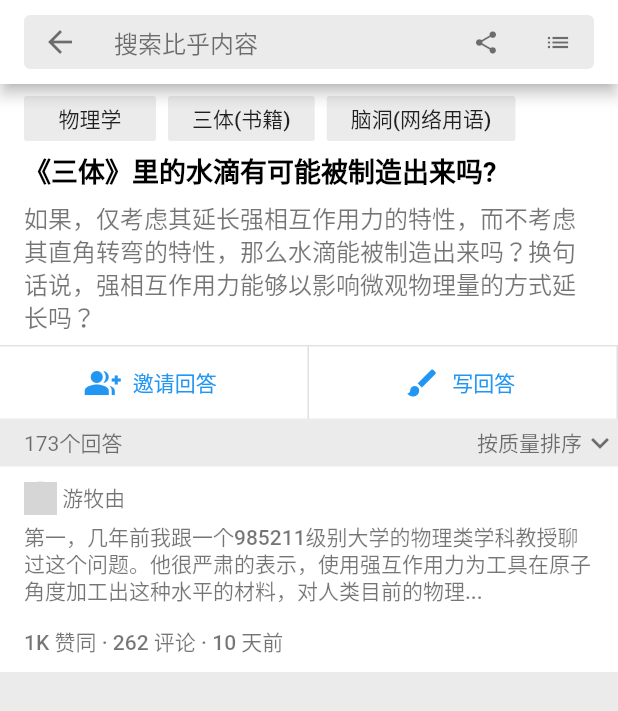
After one commit to lsqboy/flutter_zhihu_ui, a Flutter app: the screen it shows after launch, tab 3 chosen, after a tap on "03", on a phone screen of 412 x 824 dp. The commit adds this screen. Shown: the top 711 px of the screen. Run offline on Flutter 3.47's test engine with Material 2 defaults, Android fonts, the phone set to English and light mode, and no system bars; network calls fail; grey boxes are pictures that could not be loaded.

Commit message:
回答页面。问题页面

```diff
--- /dev/null
+++ b/lib/home/detail/question_page.dart
@@ -0,0 +1,202 @@
+import 'package:flutter/material.dart';
+import 'package:flutter_zhifu_ui/global_config.dart';
+import 'reply_page.dart';
+
+class QuestionPage extends StatefulWidget {
+  @override
+  QuestionPageState createState() => new QuestionPageState();
+
+}
+
+class QuestionPageState extends State<QuestionPage> {
+
+  @override
+  Widget build(BuildContext context) {
+    return new MaterialApp(
+      theme: GlobalConfig.themeData,
+      home: new Scaffold(
+        appBar: new AppBar(
+            title: Common.searchInput(context)
+        ),
+        body: new SingleChildScrollView(
+          child: new Column(
+            children: <Widget>[
+              new Container(
+                child: new Row(
+                  children: <Widget>[
+                    new Container(
+                      child: new FlatButton(onPressed: (){}, child: new Text("物理学"), color: GlobalConfig.searchBackgroundColor),
+                      height: 30.0,
+                      margin: const EdgeInsets.only(right: 8.0)
+                    ),
+                    new Container(
+                      child: new FlatButton(onPressed: (){}, child: new Text("三体(书籍)"), color: GlobalConfig.searchBackgroundColor),
+                      height: 30.0,
+                        margin: const EdgeInsets.only(right: 8.0)
+                    ),
+                    new Container(
+                      child: new FlatButton(onPressed: (){}, child: new Text("脑洞(网络用语)"), color: GlobalConfig.searchBackgroundColor),
+                      height: 30.0,
+                    )
+                  ],
+                ),
+                padding: new EdgeInsets.only(left: 16.0, top: 8.0, bottom: 8.0, right: 16.0),
+                color: GlobalConfig.cardBackgroundColor,
+              ),
+              new Container(
+                child: new Text("《三体》里的水滴有可能被制造出来吗?", style: new TextStyle(fontWeight: FontWeight.bold, fontSize: 18.0, height: 1.3, color: GlobalConfig.dark == true ? Colors.white70 : Colors.black)),
+                padding: new EdgeInsets.only(left: 16.0, bottom: 8.0, right: 16.0),
+                alignment: Alignment.topLeft,
+                color: GlobalConfig.cardBackgroundColor
+              ),
+              new Container(
+                child: new Text(
+                    "如果，仅考虑其延长强相互作用力的特性，而不考虑其直角转弯的特性，那么水滴能被制造出来吗？换句话说，强相互作用力能够以影响微观物理量的方式延长吗？",
+                    style: new TextStyle(height: 1.4, fontSize: 16.0, color: GlobalConfig.fontColor), textAlign: TextAlign.start
+                ),
+                padding: const EdgeInsets.only(left: 16.0, right: 16.0, bottom: 8.0),
+                decoration: new BoxDecoration(
+                  border: new BorderDirectional(bottom: new BorderSide(color: GlobalConfig.dark == true ?  Colors.white12 : Colors.black12)),
+                  color: GlobalConfig.cardBackgroundColor
+                ),
+              ),
+              new Container(
+                  child: new Row(
+                    children: <Widget>[
+                      new Expanded(
+                        flex: 1,
+                        child: new Container(
+                          child: new FlatButton.icon(
+                            onPressed: (){},
+                            icon: new Icon(Icons.group_add),
+                            label: new Text("邀请回答"),
+                            textTheme: ButtonTextTheme.accent,
+                          ),
+                          decoration: new BoxDecoration(
+                              border: new BorderDirectional(end: new BorderSide(color: GlobalConfig.dark == true ?  Colors.white12 : Colors.black12))
+                          ),
+                        ),
+                      ),
+                      new Expanded(
+                        flex: 1,
+                        child: new Container(
+                          child: new FlatButton.icon(
+                            onPressed: (){},
+                            icon: new Icon(Icons.brush),
+                            label: new Text("写回答"),
+                            textTheme: ButtonTextTheme.accent,
+                          ),
+                          decoration: new BoxDecoration(
+                              border: new BorderDirectional(end: new BorderSide(color: GlobalConfig.dark == true ?  Colors.white12 : Colors.black12))
+                          ),
+                        ),
+                      ),
+                    ],
+                  ),
+                  decoration: new BoxDecoration(
+                    color: GlobalConfig.cardBackgroundColor
+                  ),
+              ),
+              new Container(
+                margin: const EdgeInsets.only(top: 4.0, bottom: 4.0),
+                child: new Row(
+                  children: <Widget>[
+                    new Expanded(
+                      child: new Container(
+                        child: new Text("173个回答", style: new TextStyle(color: GlobalConfig.fontColor)),
+                        margin: const EdgeInsets.only(left: 16.0),
+                      ),
+                    ),
+                    new Expanded(
+                      child: new Container(
+                        child: new PopupMenuButton(
+                          itemBuilder: (BuildContext context) => <PopupMenuItem<String>>[
+                            new PopupMenuItem<String>(
+                              value: '质量',
+                              child: new Container(
+                                child: new Row(
+                                  children: <Widget>[
+                                    new Text('按质量排序'),
+                                    new Icon(Icons.check, color: Colors.blue,)
+                                  ],
+                                ),
+                              )
+                            ),
+                            new PopupMenuItem<String>(
+                              value: '时间',
+                              child: new Text('按时间排序')
+                            )
+                          ],
+                          child: new Container(
+                            child: new Row(
+                              mainAxisAlignment: MainAxisAlignment.end,
+                              children: <Widget>[
+                                new Text("按质量排序", style: new TextStyle(color: GlobalConfig.fontColor)),
+                                new Icon(Icons.keyboard_arrow_down, color: GlobalConfig.fontColor)
+                              ],
+                            ),
+                          ),
+                        ),
+                        alignment: Alignment.centerRight,
+                      ),
+                    ),
+                  ],
+                ),
+              ),
+              new Container(
+                color: GlobalConfig.cardBackgroundColor,
+                margin: const EdgeInsets.only(bottom: 5.0),
+                child: new FlatButton(
+                  onPressed: (){
+                    Navigator.of(context).push(new MaterialPageRoute(
+                        builder: (context) {
+                          return new ReplyPage();
+                        }
+                    ));
+                  },
+                  child: new Column(
+                    children: <Widget>[
+                      new Container(
+                        child: new Row(
+                          children: <Widget>[
+                            new Container(
+                              child: new CircleAvatar(
+                                  backgroundImage: new NetworkImage("https://pic3.zhimg.com/fc4c1cb34c2901a1a8c05488bbd76fa2_xs.jpg"),
+                                  radius: 11.0
+                              ),
+                            ),
+                            new Text(" 游牧由", style: new TextStyle(color: GlobalConfig.fontColor))
+                          ],
+                        ),
+                        padding: const EdgeInsets.only(top: 10.0),
+                      ),
+                      new Container(
+                          child: new Text(
+                              "第一，几年前我跟一个985211级别大学的物理类学科教授聊过这个问题。他很严肃的表示，使用强互作用力为工具在原子角度加工出这种水平的材料，对人类目前的物理...",
+                              style: new TextStyle(height: 1.3, color: GlobalConfig.fontColor)
+                          ),
+                          margin: new EdgeInsets.only(top: 6.0, bottom: 14.0),
+                          alignment: Alignment.topLeft
+                      ),
+                      new Container(
+                        child: new Row(
+                          children: <Widget>[
+                            new Expanded(
+                                child: new Text("1K 赞同 · 262 评论 · 10 天前", style: new TextStyle(color: GlobalConfig.fontColor))
+                            )
+                          ],
+                        ),
+                        padding: const EdgeInsets.only(bottom: 10.0),
+                      )
+                    ],
+                  ),
+                )
+              )
+            ],
+          ),
+        )
+      )
+    );
+  }
+
+}
--- a/lib/home/follow/follow.dart
+++ b/lib/home/follow/follow.dart
@@ -1,5 +1,6 @@
 import 'package:flutter/material.dart';
 import 'package:flutter_zhifu_ui/global_config.dart';
+import 'package:flutter_zhifu_ui/home/detail/reply_page.dart';
 import 'package:flutter_zhifu_ui/home/hot/hot.dart';
 import 'package:flutter_zhifu_ui/home/model/article.dart';
 import 'package:flutter_zhifu_ui/my/my_page.dart';
@@ -151,7 +152,7 @@ class _Follow extends State<Follow> {
           onPressed: () {
             Navigator
                 .of(context)
-                .push(new MaterialPageRoute(builder: (context) {return new MyPage();}));
+                .push(new MaterialPageRoute(builder: (context) {return new ReplyPage();}));
           },
           child: new Column(
             children: <Widget>[
--- a/lib/home/hot/hot.dart
+++ b/lib/home/hot/hot.dart
@@ -1,5 +1,6 @@
 import 'package:flutter/material.dart';
 import 'package:flutter_zhifu_ui/global_config.dart';
+import 'package:flutter_zhifu_ui/home/detail/question_page.dart';
 import 'package:flutter_zhifu_ui/home/model/question.dart';
 
 class Hot extends StatefulWidget {
@@ -23,7 +24,11 @@ class _Hot extends State<Hot> {
                         : Colors.black12,
                     width: 1.0))),
         child: new FlatButton(
-            onPressed: null,
+            onPressed: (){
+              Navigator.of(context).push(new MaterialPageRoute(builder: (context){
+                return new QuestionPage();
+              }));
+            },
             child: new Container(
               padding: const EdgeInsets.only(top: 8.0, bottom: 8.0),
               child: new Row(
--- a/lib/home/recommend/recommend.dart
+++ b/lib/home/recommend/recommend.dart
@@ -1,5 +1,6 @@
 import 'package:flutter/material.dart';
 import 'package:flutter_zhifu_ui/global_config.dart';
+import 'package:flutter_zhifu_ui/home/detail/reply_page.dart';
 import 'package:flutter_zhifu_ui/home/model/article.dart';
 import 'package:flutter_zhifu_ui/home/model/question.dart';
 import 'package:flutter_zhifu_ui/my/my_page.dart';
@@ -58,7 +59,7 @@ class _Recommend extends State<Recommend> {
             onPressed: () {
               Navigator
                   .of(context)
-                  .push(new MaterialPageRoute(builder: (context) {return new MyPage();}));
+                  .push(new MaterialPageRoute(builder: (context) {return new ReplyPage();}));
             },
             child: new Column(
               children: <Widget>[
```
Also changed, not shown: lib/home/detail/reply_page.dart (added, +223 -0 lines).
